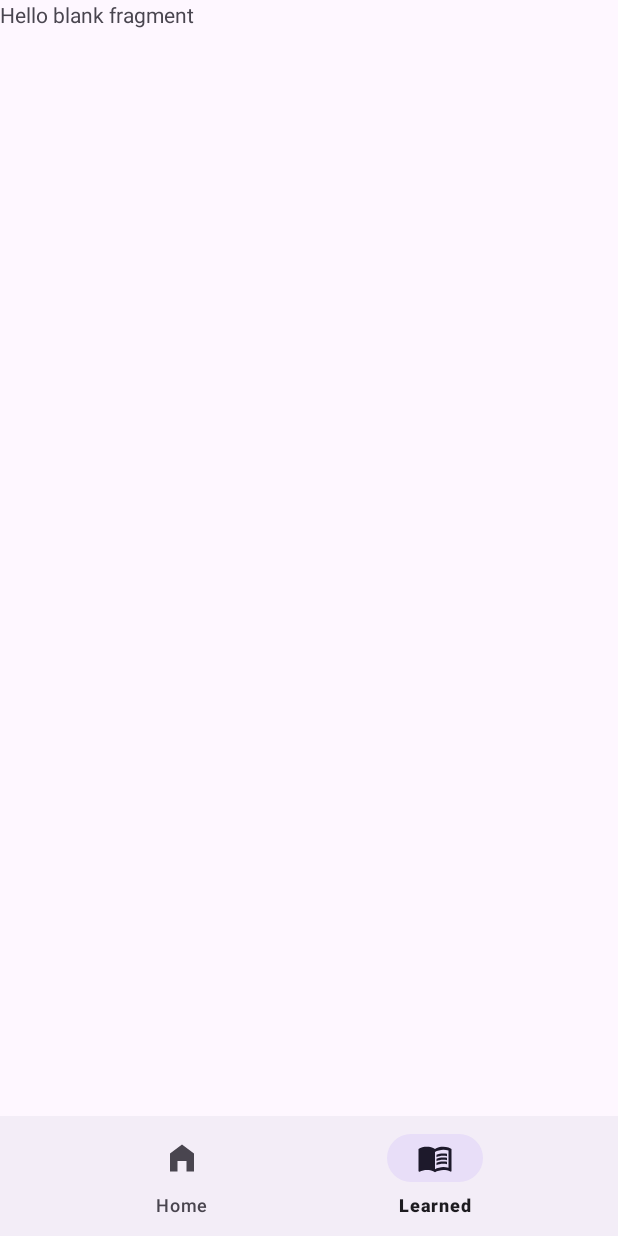
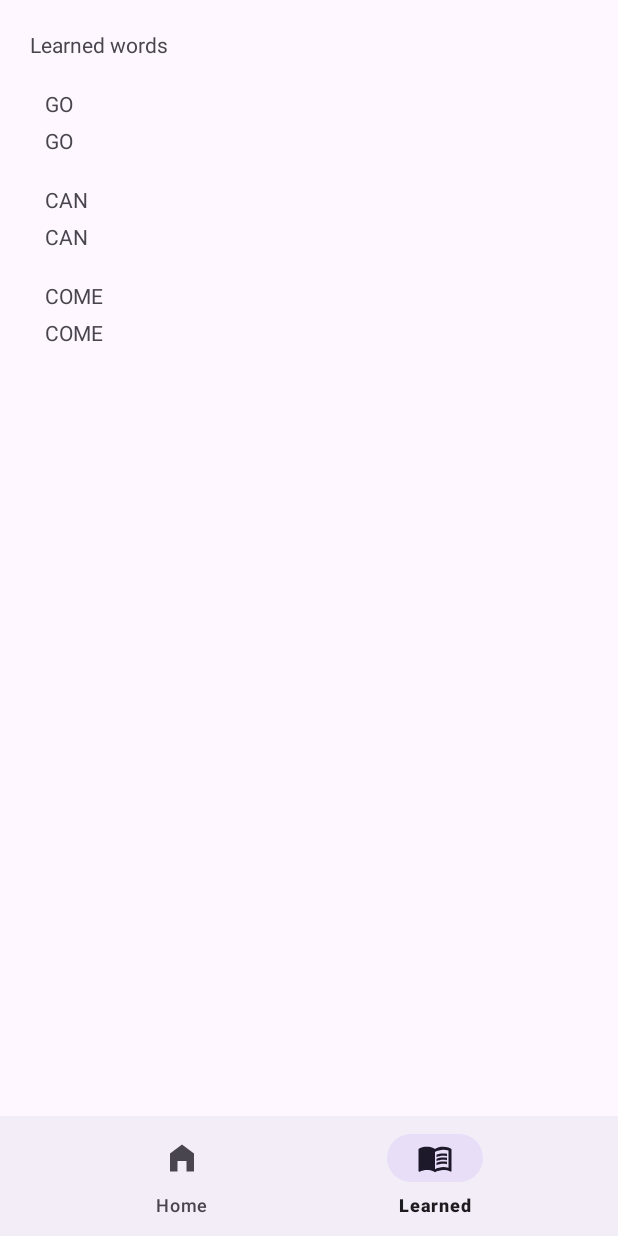
Before and after one commit to TunahanKaryagdi/WordMate, an Android app: the LearnedFragment screen opened through its navigation route, on a phone screen of 412 x 824 dp. Run offline under Robolectric (Android 15) with nearby library versions, the phone set to English and light mode, and no system bars; our stand-ins replace Dagger/Hilt's generated code, navigation-ui.

Commit message:
add: learned adapter

```diff
--- a/app/src/main/java/com/tunahankaryagdi/wordmate/home/adapter/HomeWordsViewHolder.kt
+++ b/app/src/main/java/com/tunahankaryagdi/wordmate/home/adapter/HomeWordsViewHolder.kt
@@ -26,8 +26,5 @@ class HomeWordsViewHolder(private val binding: ItemWordListBinding) :
                 onClickItem(word)
             }
         }
-
-
-
     }
 }
--- a/app/src/main/java/com/tunahankaryagdi/wordmate/learned/LearnedFragment.kt
+++ b/app/src/main/java/com/tunahankaryagdi/wordmate/learned/LearnedFragment.kt
@@ -6,9 +6,13 @@ import android.view.LayoutInflater
 import android.view.View
 import android.view.ViewGroup
 import androidx.fragment.app.viewModels
+import androidx.navigation.fragment.findNavController
 import com.tunahankaryagdi.wordmate.R
 import com.tunahankaryagdi.wordmate.databinding.FragmentHomeBinding
 import com.tunahankaryagdi.wordmate.databinding.FragmentLearnedBinding
+import com.tunahankaryagdi.wordmate.home.HomeFragmentDirections
+import com.tunahankaryagdi.wordmate.home.adapter.HomeWordsAdapter
+import com.tunahankaryagdi.wordmate.learned.adapter.LearnedWordsAdapter
 import dagger.hilt.android.AndroidEntryPoint
 
 
@@ -20,6 +24,9 @@ class LearnedFragment : Fragment() {
     private var _binding: FragmentLearnedBinding? = null
     private val binding get() = _binding!!
 
+    private lateinit var learnedWordsAdapter: LearnedWordsAdapter
+
+
     override fun onCreateView(
         inflater: LayoutInflater, container: ViewGroup?,
         savedInstanceState: Bundle?
@@ -28,9 +35,19 @@ class LearnedFragment : Fragment() {
         return binding.root
     }
 
+    override fun onViewCreated(view: View, savedInstanceState: Bundle?) {
+        super.onViewCreated(view, savedInstanceState)
+        learnedWordsAdapter = LearnedWordsAdapter(onClickItem = ::onClickItem)
+        binding.rvLearnedWordList.adapter = learnedWordsAdapter
+    }
+
     override fun onDestroyView() {
         super.onDestroyView()
         _binding = null
     }
 
+    private fun onClickItem(word:String){
+        findNavController().navigate(LearnedFragmentDirections.actionLearnedFragmentToDetailDialogFragment(word,false))
+    }
+
 }
--- /dev/null
+++ b/app/src/main/java/com/tunahankaryagdi/wordmate/learned/adapter/LearnedWordsAdapter.kt
@@ -0,0 +1,24 @@
+package com.tunahankaryagdi.wordmate.learned.adapter
+
+import android.view.LayoutInflater
+import android.view.ViewGroup
+import androidx.recyclerview.widget.RecyclerView
+import com.tunahankaryagdi.wordmate.databinding.ItemLearnedWordListBinding
+
+class LearnedWordsAdapter(
+    val onClickItem: (String) -> Unit
+)  : RecyclerView.Adapter<LearnedWordsViewHolder>() {
+
+    private var words = listOf("GO", "CAN", "COME")
+
+    override fun onCreateViewHolder(parent: ViewGroup, viewType: Int): LearnedWordsViewHolder {
+        val binding = ItemLearnedWordListBinding.inflate(LayoutInflater.from(parent.context),parent,false)
+        return LearnedWordsViewHolder(binding)
+    }
+
+    override fun getItemCount(): Int = words.size
+
+    override fun onBindViewHolder(holder: LearnedWordsViewHolder, position: Int) {
+        holder.bind(words[position],onClickItem)
+    }
+}
--- /dev/null
+++ b/app/src/main/java/com/tunahankaryagdi/wordmate/learned/adapter/LearnedWordsViewHolder.kt
@@ -0,0 +1,18 @@
+package com.tunahankaryagdi.wordmate.learned.adapter
+
+import androidx.recyclerview.widget.RecyclerView
+import com.tunahankaryagdi.wordmate.data.Word
+import com.tunahankaryagdi.wordmate.databinding.ItemLearnedWordListBinding
+
+class LearnedWordsViewHolder(val binding: ItemLearnedWordListBinding) :
+    RecyclerView.ViewHolder(binding.root) {
+    fun bind(word: String, onClickItem: (String) -> Unit) {
+        with(binding){
+            tvMain.text = word
+            tvSecondary.text = word
+            root.setOnClickListener {
+                onClickItem(word)
+            }
+        }
+    }
+}
--- a/app/src/main/res/layout/fragment_learned.xml
+++ b/app/src/main/res/layout/fragment_learned.xml
@@ -1,14 +1,29 @@
 <?xml version="1.0" encoding="utf-8"?>
-<FrameLayout xmlns:android="http://schemas.android.com/apk/res/android"
+<androidx.constraintlayout.widget.ConstraintLayout xmlns:android="http://schemas.android.com/apk/res/android"
     xmlns:tools="http://schemas.android.com/tools"
     android:layout_width="match_parent"
     android:layout_height="match_parent"
-    tools:context=".learned.LearnedFragment">
+    xmlns:app="http://schemas.android.com/apk/res-auto"
+    tools:context=".learned.LearnedFragment"
+    android:padding="20dp">
 
-    <!-- TODO: Update blank fragment layout -->
+
     <TextView
+        android:id="@+id/tvTitle"
+        android:layout_width="wrap_content"
+        android:layout_height="wrap_content"
+        android:text="@string/learned_words"
+        app:layout_constraintTop_toTopOf="parent"
+        app:layout_constraintStart_toStartOf="parent"/>
+
+    <androidx.recyclerview.widget.RecyclerView
+        android:id="@+id/rvLearnedWordList"
         android:layout_width="match_parent"
-        android:layout_height="match_parent"
-        android:text="@string/hello_blank_fragment" />
+        android:layout_height="0dp"
+        android:layout_marginTop="10dp"
+        app:layout_constraintTop_toBottomOf="@id/tvTitle"
+        app:layout_constraintBottom_toBottomOf="parent"
+        app:layoutManager="androidx.recyclerview.widget.LinearLayoutManager"/>
 
-</FrameLayout>
+
+</androidx.constraintlayout.widget.ConstraintLayout>
--- /dev/null
+++ b/app/src/main/res/layout/item_learned_word_list.xml
@@ -0,0 +1,23 @@
+<?xml version="1.0" encoding="utf-8"?>
+<androidx.constraintlayout.widget.ConstraintLayout xmlns:android="http://schemas.android.com/apk/res/android"
+    android:layout_width="match_parent"
+    android:layout_height="wrap_content"
+    xmlns:app="http://schemas.android.com/apk/res-auto"
+    android:padding="10dp">
+
+    <TextView
+        android:id="@+id/tvMain"
+        android:layout_width="wrap_content"
+        android:layout_height="wrap_content"
+        app:layout_constraintTop_toTopOf="parent"
+        app:layout_constraintStart_toStartOf="parent"/>
+
+    <TextView
+        android:id="@+id/tvSecondary"
+        android:layout_width="wrap_content"
+        android:layout_height="wrap_content"
+        app:layout_constraintTop_toBottomOf="@id/tvMain"
+        app:layout_constraintStart_toStartOf="parent"
+        android:layout_marginTop="5dp"/>
+
+</androidx.constraintlayout.widget.ConstraintLayout>
--- a/app/src/main/res/values/strings.xml
+++ b/app/src/main/res/values/strings.xml
@@ -8,4 +8,5 @@
     <string name="cancel">Cancel</string>
     <string name="arrow">Arrow</string>
     <string name="unlearned">Unlearned</string>
+    <string name="learned_words">Learned words</string>
 </resources>
```
